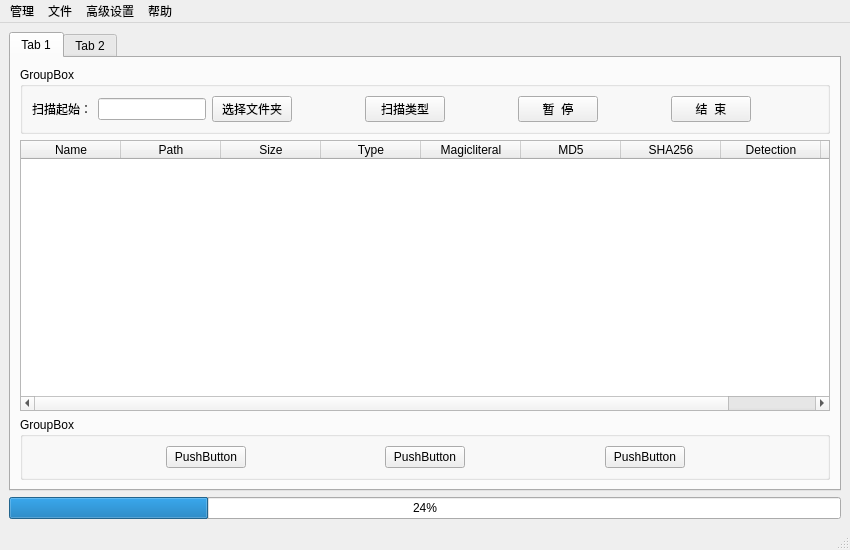
First picture: the form in uissma/MS_MainWindow.ui, repository zengrx/S.M.A.R.T, before the edit.
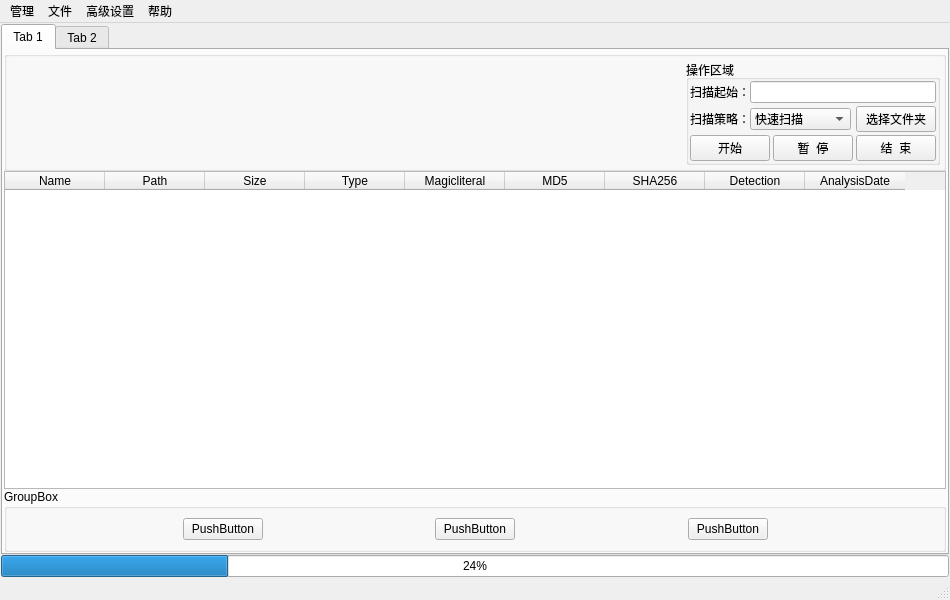
Second picture: the form after the edit.

Commit message: 实验扫描逻辑，修改UI布局

Diff of the .ui file:
```diff
--- a/uissma/MS_MainWindow.ui
+++ b/uissma/MS_MainWindow.ui
@@ -6,8 +6,8 @@
    <rect>
     <x>0</x>
     <y>0</y>
-    <width>850</width>
-    <height>550</height>
+    <width>950</width>
+    <height>600</height>
    </rect>
   </property>
   <property name="windowTitle">
@@ -15,8 +15,23 @@
   </property>
   <widget class="QWidget" name="centralwidget">
    <layout class="QVBoxLayout" name="verticalLayout_2">
+    <property name="leftMargin">
+     <number>1</number>
+    </property>
+    <property name="topMargin">
+     <number>1</number>
+    </property>
+    <property name="rightMargin">
+     <number>1</number>
+    </property>
+    <property name="bottomMargin">
+     <number>1</number>
+    </property>
     <item>
      <layout class="QVBoxLayout" name="verticalLayout">
+      <property name="spacing">
+       <number>0</number>
+      </property>
       <item>
        <widget class="QTabWidget" name="tabWidget">
         <property name="currentIndex">
@@ -27,31 +42,41 @@
           <string>Tab 1</string>
          </attribute>
          <layout class="QVBoxLayout" name="verticalLayout_4">
+          <property name="leftMargin">
+           <number>1</number>
+          </property>
+          <property name="topMargin">
+           <number>1</number>
+          </property>
+          <property name="rightMargin">
+           <number>1</number>
+          </property>
+          <property name="bottomMargin">
+           <number>1</number>
+          </property>
           <item>
            <layout class="QVBoxLayout" name="verticalLayout_3">
+            <property name="spacing">
+             <number>0</number>
+            </property>
             <item>
              <widget class="QGroupBox" name="groupBox">
               <property name="title">
-               <string>GroupBox</string>
+               <string/>
               </property>
               <layout class="QHBoxLayout" name="horizontalLayout">
-               <item>
-                <widget class="QLabel" name="label">
-                 <property name="text">
-                  <string>扫描起始：</string>
-                 </property>
-                </widget>
-               </item>
-               <item>
-                <widget class="QLineEdit" name="lineEdit"/>
-               </item>
-               <item>
-                <widget class="QPushButton" name="PB_SelectFolder">
-                 <property name="text">
-                  <string>选择文件夹</string>
-                 </property>
-                </widget>
-               </item>
+               <property name="leftMargin">
+                <number>3</number>
+               </property>
+               <property name="topMargin">
+                <number>3</number>
+               </property>
+               <property name="rightMargin">
+                <number>3</number>
+               </property>
+               <property name="bottomMargin">
+                <number>3</number>
+               </property>
                <item>
                 <spacer name="horizontalSpacer_2">
                  <property name="orientation">
@@ -66,65 +91,170 @@
                 </spacer>
                </item>
                <item>
-                <widget class="QPushButton" name="PB_ScanType">
-                 <property name="text">
-                  <string>扫描类型</string>
+                <widget class="QGroupBox" name="groupBox_3">
+                 <property name="sizePolicy">
+                  <sizepolicy hsizetype="Preferred" vsizetype="Preferred">
+                   <horstretch>0</horstretch>
+                   <verstretch>0</verstretch>
+                  </sizepolicy>
                  </property>
-                </widget>
-               </item>
-               <item>
-                <spacer name="horizontalSpacer">
-                 <property name="orientation">
-                  <enum>Qt::Horizontal</enum>
-                 </property>
-                 <property name="sizeHint" stdset="0">
+                 <property name="minimumSize">
                   <size>
-                   <width>40</width>
-                   <height>20</height>
+                   <width>0</width>
+                   <height>100</height>
                   </size>
                  </property>
-                </spacer>
-               </item>
-               <item>
-                <widget class="QPushButton" name="PB_Pause">
-                 <property name="text">
-                  <string>暂  停</string>
-                 </property>
-                </widget>
-               </item>
-               <item>
-                <spacer name="horizontalSpacer_3">
-                 <property name="orientation">
-                  <enum>Qt::Horizontal</enum>
-                 </property>
-                 <property name="sizeHint" stdset="0">
+                 <property name="maximumSize">
                   <size>
-                   <width>40</width>
-                   <height>20</height>
+                   <width>400</width>
+                   <height>200</height>
                   </size>
                  </property>
-                </spacer>
-               </item>
-               <item>
-                <widget class="QPushButton" name="PB_End">
-                 <property name="text">
-                  <string>结  束</string>
+                 <property name="title">
+                  <string>操作区域</string>
                  </property>
+                 <layout class="QVBoxLayout" name="verticalLayout_5">
+                  <property name="spacing">
+                   <number>3</number>
+                  </property>
+                  <property name="leftMargin">
+                   <number>1</number>
+                  </property>
+                  <property name="topMargin">
+                   <number>1</number>
+                  </property>
+                  <property name="rightMargin">
+                   <number>1</number>
+                  </property>
+                  <property name="bottomMargin">
+                   <number>1</number>
+                  </property>
+                  <item>
+                   <layout class="QHBoxLayout" name="horizontalLayout_3">
+                    <property name="spacing">
+                     <number>0</number>
+                    </property>
+                    <item>
+                     <widget class="QLabel" name="label">
+                      <property name="maximumSize">
+                       <size>
+                        <width>60</width>
+                        <height>16777215</height>
+                       </size>
+                      </property>
+                      <property name="text">
+                       <string>扫描起始：</string>
+                      </property>
+                     </widget>
+                    </item>
+                    <item>
+                     <widget class="QLineEdit" name="lineEdit">
+                      <property name="sizePolicy">
+                       <sizepolicy hsizetype="Preferred" vsizetype="Fixed">
+                        <horstretch>0</horstretch>
+                        <verstretch>0</verstretch>
+                       </sizepolicy>
+                      </property>
+                     </widget>
+                    </item>
+                   </layout>
+                  </item>
+                  <item>
+                   <layout class="QHBoxLayout" name="horizontalLayout_4">
+                    <property name="spacing">
+                     <number>0</number>
+                    </property>
+                    <item>
+                     <widget class="QLabel" name="label_2">
+                      <property name="maximumSize">
+                       <size>
+                        <width>60</width>
+                        <height>16777215</height>
+                       </size>
+                      </property>
+                      <property name="text">
+                       <string>扫描策略：</string>
+                      </property>
+                     </widget>
+                    </item>
+                    <item>
+                     <widget class="QComboBox" name="comboBox">
+                      <item>
+                       <property name="text">
+                        <string>快速扫描</string>
+                       </property>
+                      </item>
+                      <item>
+                       <property name="text">
+                        <string>全局扫描</string>
+                       </property>
+                      </item>
+                      <item>
+                       <property name="text">
+                        <string>自定义扫描</string>
+                       </property>
+                      </item>
+                     </widget>
+                    </item>
+                    <item>
+                     <spacer name="horizontalSpacer">
+                      <property name="orientation">
+                       <enum>Qt::Horizontal</enum>
+                      </property>
+                      <property name="sizeType">
+                       <enum>QSizePolicy::Fixed</enum>
+                      </property>
+                      <property name="sizeHint" stdset="0">
+                       <size>
+                        <width>5</width>
+                        <height>20</height>
+                       </size>
+                      </property>
+                     </spacer>
+                    </item>
+                    <item>
+                     <widget class="QPushButton" name="PB_SelectFolder">
+                      <property name="maximumSize">
+                       <size>
+                        <width>80</width>
+                        <height>16777215</height>
+                       </size>
+                      </property>
+                      <property name="text">
+                       <string>选择文件夹</string>
+                      </property>
+                     </widget>
+                    </item>
+                   </layout>
+                  </item>
+                  <item>
+                   <layout class="QHBoxLayout" name="horizontalLayout_5">
+                    <item>
+                     <widget class="QPushButton" name="PB_ScanType">
+                      <property name="text">
+                       <string>开始</string>
+                      </property>
+                     </widget>
+                    </item>
+                    <item>
+                     <widget class="QPushButton" name="PB_Pause">
+                      <property name="text">
+                       <string>暂  停</string>
+                      </property>
+                     </widget>
+                    </item>
+                    <item>
+                     <widget class="QPushButton" name="PB_End">
+                      <property name="text">
+                       <string>结  束</string>
+                      </property>
+                     </widget>
+                    </item>
+                   </layout>
+                  </item>
+                 </layout>
                 </widget>
                </item>
-               <item>
-                <spacer name="horizontalSpacer_7">
-                 <property name="orientation">
-                  <enum>Qt::Horizontal</enum>
-                 </property>
-                 <property name="sizeHint" stdset="0">
-                  <size>
-                   <width>40</width>
-                   <height>20</height>
-                  </size>
-                 </property>
-                </spacer>
-               </item>
               </layout>
               <zorder>PB_End</zorder>
               <zorder>PB_Pause</zorder>
@@ -308,7 +438,7 @@
     <rect>
      <x>0</x>
      <y>0</y>
-     <width>850</width>
+     <width>950</width>
      <height>23</height>
     </rect>
    </property>
```
Left out of the diff: 10 changed lines with no effect on the pictures. The commit also changes 3 other files.
